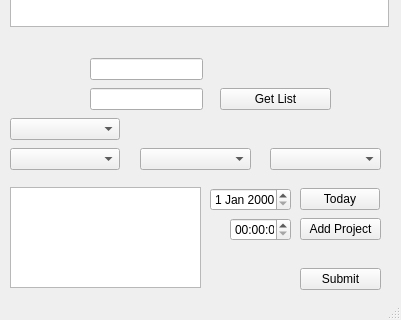
This is mainwindow.ui in ilukic11/ViaTimeCounter as Qt 5 draws it before an edit; both pictures show x 0 to 401 and y 548 to 868 of the 401 by 868 pixel window. The edited form follows.
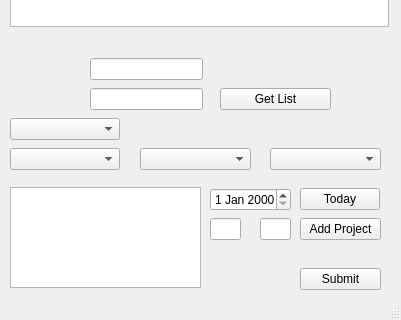
This is the edited form.

Commit message: Experiment with UI, problem with submit

The edit to the form file:
```diff
--- a/mainwindow.ui
+++ b/mainwindow.ui
@@ -39,16 +39,6 @@
      </rect>
     </property>
    </widget>
-   <widget class="QTimeEdit" name="m_timeDuration">
-    <property name="geometry">
-     <rect>
-      <x>230</x>
-      <y>730</y>
-      <width>61</width>
-      <height>23</height>
-     </rect>
-    </property>
-   </widget>
    <widget class="QDateEdit" name="dateEdit">
     <property name="geometry">
      <rect>
@@ -258,6 +248,26 @@
      <string>Submit</string>
     </property>
    </widget>
+   <widget class="QLineEdit" name="m_hours">
+    <property name="geometry">
+     <rect>
+      <x>210</x>
+      <y>730</y>
+      <width>31</width>
+      <height>22</height>
+     </rect>
+    </property>
+   </widget>
+   <widget class="QLineEdit" name="m_minutes">
+    <property name="geometry">
+     <rect>
+      <x>260</x>
+      <y>730</y>
+      <width>31</width>
+      <height>22</height>
+     </rect>
+    </property>
+   </widget>
   </widget>
   <widget class="QMenuBar" name="menuBar">
    <property name="geometry">
```
Left out of the diff: 10 changed lines with no effect on the pictures. The commit also changes 3 other files.
